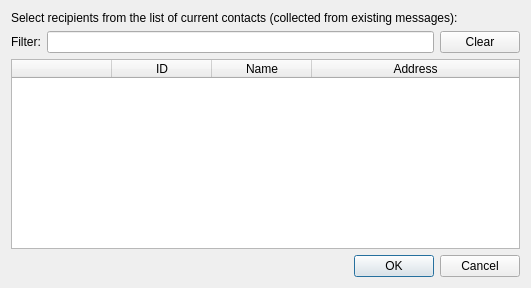
This is src/gui/ui/dlg_contacts.ui in psakar/datovka as Qt 5 draws it before an edit. The edited form follows.
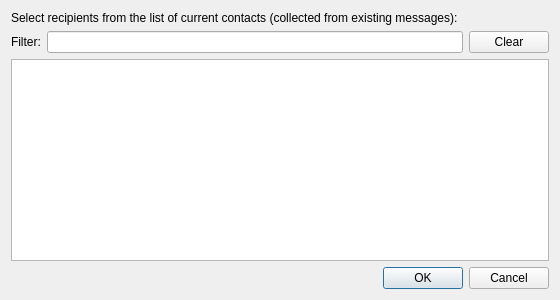
This is the edited form. Icons and pictures are not drawn. Custom widgets are drawn as their Qt base class.

Commit message: Using BoxContactsModel in DlgContacts.

Patch:
```diff
--- a/src/gui/ui/dlg_contacts.ui
+++ b/src/gui/ui/dlg_contacts.ui
@@ -6,8 +6,8 @@
    <rect>
     <x>0</x>
     <y>0</y>
-    <width>531</width>
-    <height>288</height>
+    <width>560</width>
+    <height>300</height>
    </rect>
   </property>
   <property name="windowTitle">
@@ -51,19 +51,10 @@
     </layout>
    </item>
    <item>
-    <widget class="LoweredTableWidget" name="contactTableWidget">
-     <property name="editTriggers">
-      <set>QAbstractItemView::AnyKeyPressed|QAbstractItemView::DoubleClicked|QAbstractItemView::EditKeyPressed|QAbstractItemView::SelectedClicked</set>
-     </property>
-     <property name="selectionBehavior">
-      <enum>QAbstractItemView::SelectRows</enum>
-     </property>
+    <widget class="LoweredTableView" name="contactTableView">
      <property name="showGrid">
       <bool>false</bool>
      </property>
-     <property name="sortingEnabled">
-      <bool>true</bool>
-     </property>
      <property name="wordWrap">
       <bool>false</bool>
      </property>
@@ -79,26 +70,6 @@
      <attribute name="verticalHeaderHighlightSections">
       <bool>false</bool>
      </attribute>
-     <column>
-      <property name="text">
-       <string/>
-      </property>
-     </column>
-     <column>
-      <property name="text">
-       <string>ID</string>
-      </property>
-     </column>
-     <column>
-      <property name="text">
-       <string>Name</string>
-      </property>
-     </column>
-     <column>
-      <property name="text">
-       <string>Address</string>
-      </property>
-     </column>
     </widget>
    </item>
    <item>
@@ -115,9 +86,9 @@
  </widget>
  <customwidgets>
   <customwidget>
-   <class>LoweredTableWidget</class>
-   <extends>QTableWidget</extends>
-   <header>lowered_table_widget.h</header>
+   <class>LoweredTableView</class>
+   <extends>QTableView</extends>
+   <header>lowered_table_view.h</header>
   </customwidget>
  </customwidgets>
  <resources>
```
Left out of the diff: 2 changed lines with no effect on the pictures. The commit also changes 5 other files.
